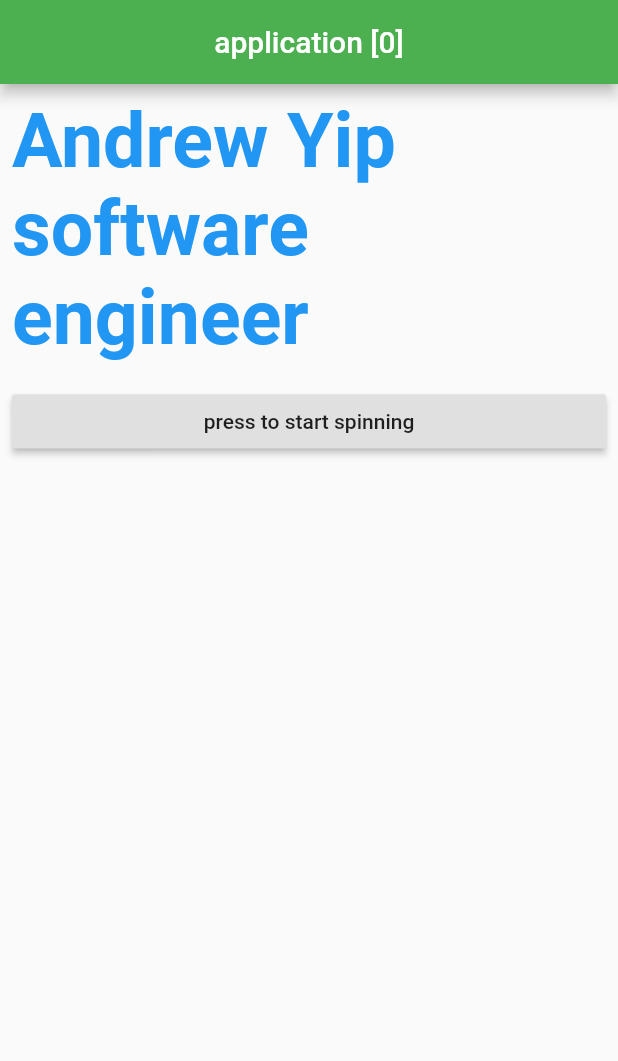
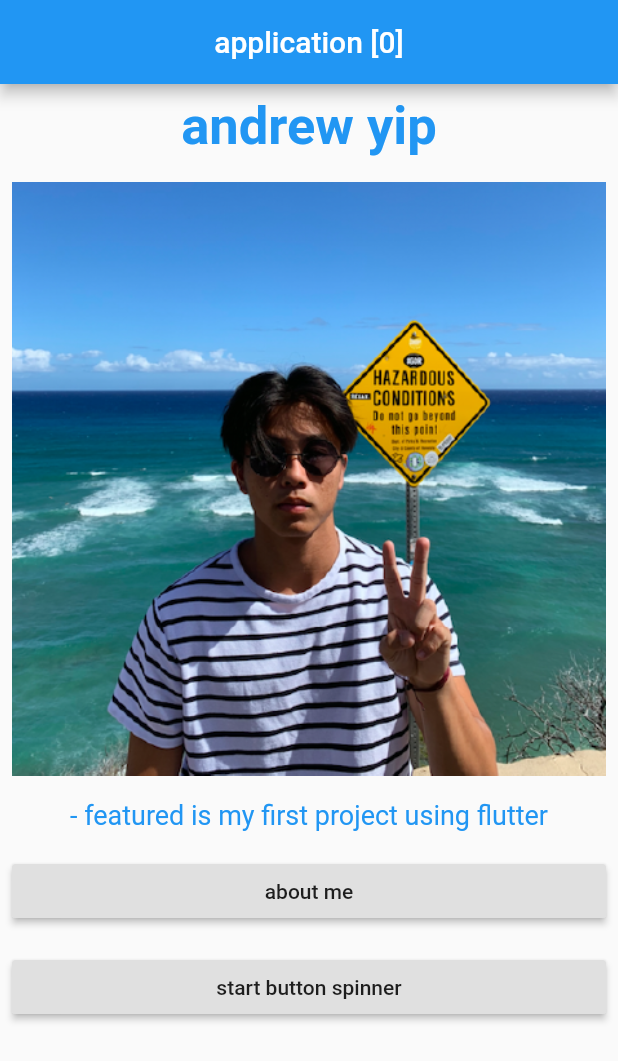
Before and after one commit to andrew-yip/flutter-first-app, a Flutter app: the screen it shows after launch, on a phone screen of 412 x 824 dp. Shown: the top 1061 px of the screen. Run offline on Flutter 3.47's test engine with Material 2 defaults, Android fonts, the phone set to English and light mode, and no system bars; our stand-ins replace flutter_spinkit.

Commit message:
added a image, button, and about me page
having some trouble with navigation to next page

```diff
--- a/lib/main.dart
+++ b/lib/main.dart
@@ -1,5 +1,6 @@
 import 'package:flutter/material.dart';
 import 'package:flutter_spinkit/flutter_spinkit.dart';
+import 'screens/about_me.dart';
 
 void main() {
   runApp(MyApp());
@@ -10,9 +11,10 @@ class MyApp extends StatefulWidget {
   _MyAppState createState() => _MyAppState();
 }
 
+
 class _MyAppState extends State<MyApp> {
   var isLoading = false;
-  var btnText = ['press to start spinning', 'press to stop spinning'];
+  var btnText = ['start button spinner', 'stop button spinner'];
 
   @override
   Widget build(BuildContext context) {
@@ -20,7 +22,7 @@ class _MyAppState extends State<MyApp> {
       home: Scaffold(
         appBar: AppBar(
           title: Center(child: Text('application [0]')),
-          backgroundColor: Colors.green,
+          backgroundColor: Colors.blue,
         ),
         body: Scaffold(
             body: ListView(
@@ -29,16 +31,45 @@ class _MyAppState extends State<MyApp> {
               padding: const EdgeInsets.all(8.0),
               child: Center(
                 child: Text(
-                  'Andrew Yip\nsoftware engineer',
+                  'andrew yip',
                   style: TextStyle(
                     color: Colors.blue,
-                    fontSize: 50.2,
+                    fontSize: 35,
                     fontWeight: FontWeight.bold,
                   ),
                 ),
               ),
             ),
-            Padding(
+                Padding(
+                  padding: const EdgeInsets.all(8.0),
+                  child: Center(
+                    child: Image(image: AssetImage('assets/images/me.png')),
+                  ),
+                ),
+                Padding(
+                  padding: const EdgeInsets.all(8.0),
+                  child: Center(
+                    child: Text(
+                      '- featured is my first project using flutter',
+                      style: TextStyle(
+                        color: Colors.blue,
+                        fontSize: 18,
+                        fontWeight: FontWeight.normal,
+                      ),
+                    ),
+                  ),
+                ),
+                Padding(
+                  padding: const EdgeInsets.all(8.0),
+                  child: RaisedButton(
+                    child: Text('about me'), // ternary. if loading true text = [1] else [0]
+                    onPressed: () {
+                      Navigator.push(context,
+                          MaterialPageRoute(builder: (context) => AboutMe()));
+                    },
+                  ),
+                ),
+                Padding(
               padding: const EdgeInsets.all(8.0),
               child: RaisedButton(
                 child: Text(isLoading ? btnText[1] : btnText[0]), // ternary. if loading true text = [1] else [0]
--- a/pubspec.yaml
+++ b/pubspec.yaml
@@ -48,7 +48,7 @@ flutter:
 
   # To add assets to your application, add an assets section, like this:
   assets:
-      - assets/images/me.jpg
+      - assets/images/me.png
 
   # An image asset can refer to one or more resolution-specific "variants", see
   # https://flutter.dev/assets-and-images/#resolution-aware.
```
Also changed, not shown: lib/screens/about_me.dart (added, +21 -0 lines), assets/images/me.png (added).
